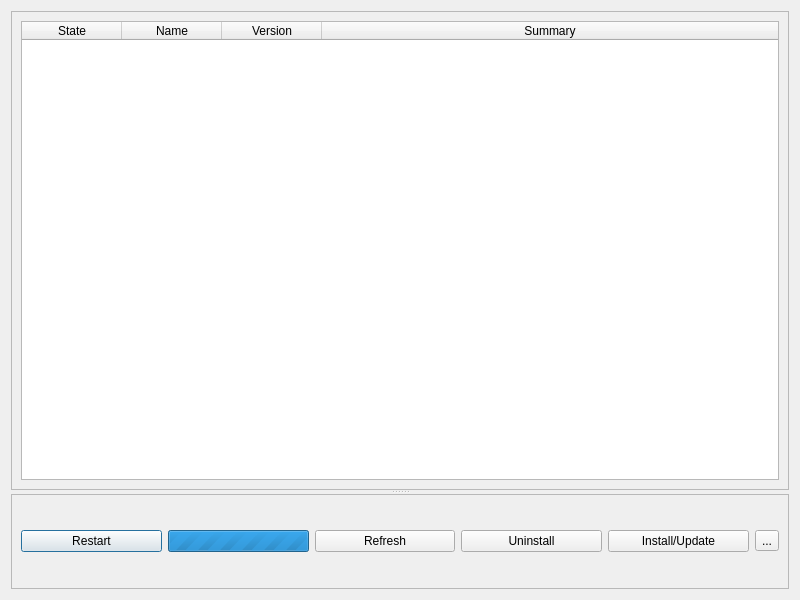
This is plover/gui_qt/plugins_manager.ui in openstenoproject/plover as Qt 5 draws it before an edit. The edited form follows.
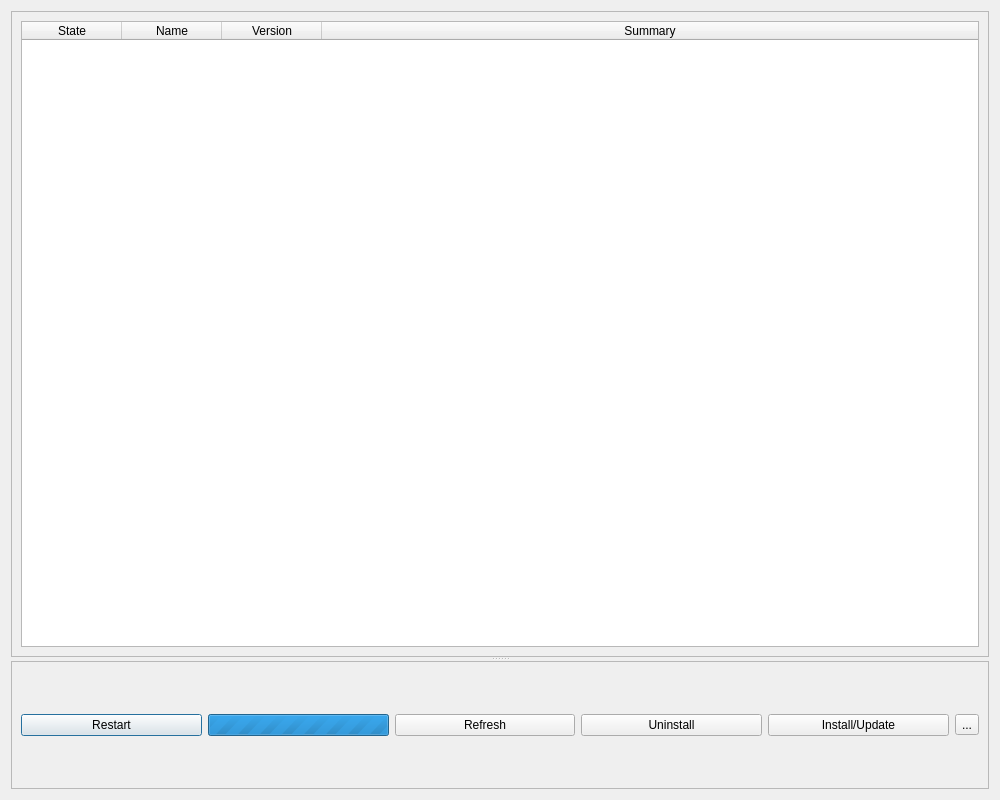
This is the edited form. Icons and pictures are not drawn.

Commit message: Fix default window sizes and extensions config table

```diff
--- a/plover/gui_qt/plugins_manager.ui
+++ b/plover/gui_qt/plugins_manager.ui
@@ -6,8 +6,8 @@
    <rect>
     <x>0</x>
     <y>0</y>
-    <width>800</width>
-    <height>600</height>
+    <width>1000</width>
+    <height>800</height>
    </rect>
   </property>
   <property name="windowTitle">
```
The commit also changes 3 other files.
